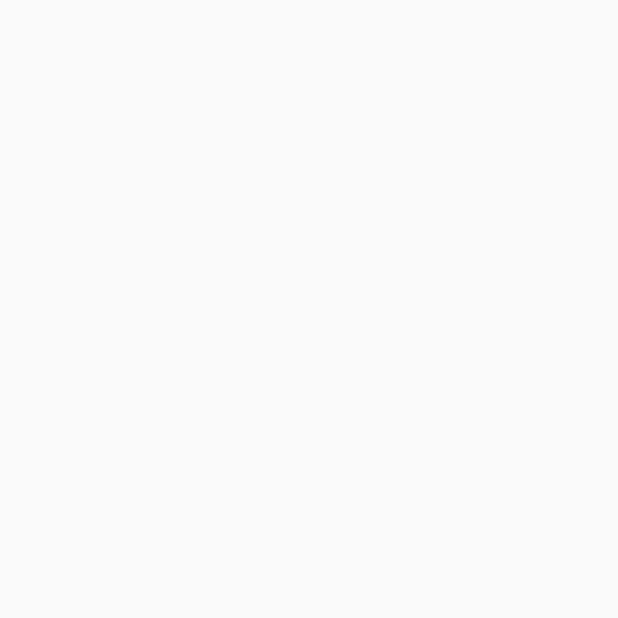
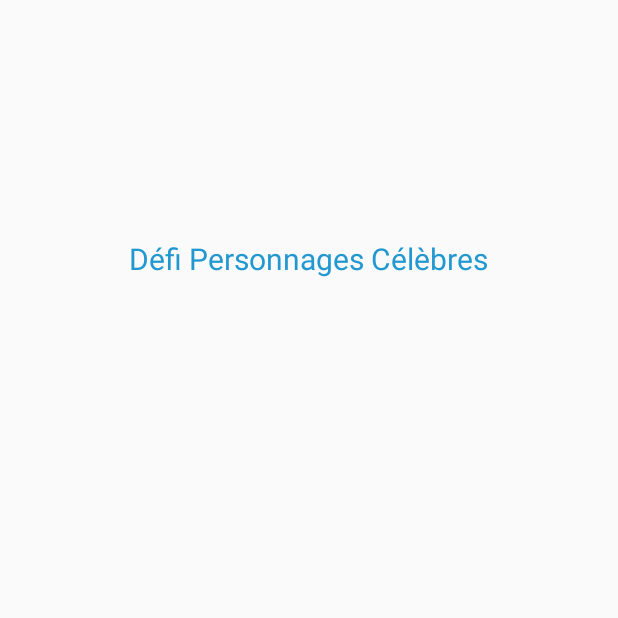
Before and after one commit to ShortyLogos/app-for-kids, an Android app: the DefiPersosActivity screen opened directly, with no data from a screen before it, on a phone screen of 412 x 824 dp, the top half of it. Before the commit the part shown is empty. Run offline under Robolectric (Android 15) with nearby library versions, the phone set to English and light mode, and no system bars.

Commit message:
working a bit on QRcode

```diff
--- a/FinalDericMarchand/app/build.gradle
+++ b/FinalDericMarchand/app/build.gradle
@@ -33,7 +33,6 @@ android {
 }
 
 dependencies {
-
     implementation 'com.journeyapps:zxing-android-embedded:4.3.0'
     implementation 'androidx.appcompat:appcompat:1.4.0'
     implementation 'com.google.android.material:material:1.4.0'
--- a/FinalDericMarchand/app/src/main/res/layout/activity_defi_persos.xml
+++ b/FinalDericMarchand/app/src/main/res/layout/activity_defi_persos.xml
@@ -6,4 +6,16 @@
     android:layout_height="match_parent"
     tools:context=".DefiPersosActivity">
 
+    <TextView
+        android:id="@+id/titrePersos"
+        android:layout_width="wrap_content"
+        android:layout_height="wrap_content"
+        android:text="Défi Personnages Célèbres"
+        android:textSize="20sp"
+        app:layout_constraintBottom_toBottomOf="parent"
+        app:layout_constraintEnd_toEndOf="parent"
+        app:layout_constraintHorizontal_bias="0.498"
+        app:layout_constraintStart_toStartOf="parent"
+        app:layout_constraintTop_toTopOf="parent"
+        app:layout_constraintVertical_bias="0.199" />
 </androidx.constraintlayout.widget.ConstraintLayout>
```
Also changed, not shown: FinalDericMarchand/app/src/main/java/com/dm/tpfinal/ListeDefisActivity.java (+37 -0 lines), FinalDericMarchand/app/src/main/res/layout/activity_defi_couleur.xml (+12 -0 lines), FinalDericMarchand/app/src/main/res/layout/activity_main.xml (+9 -0 lines).
